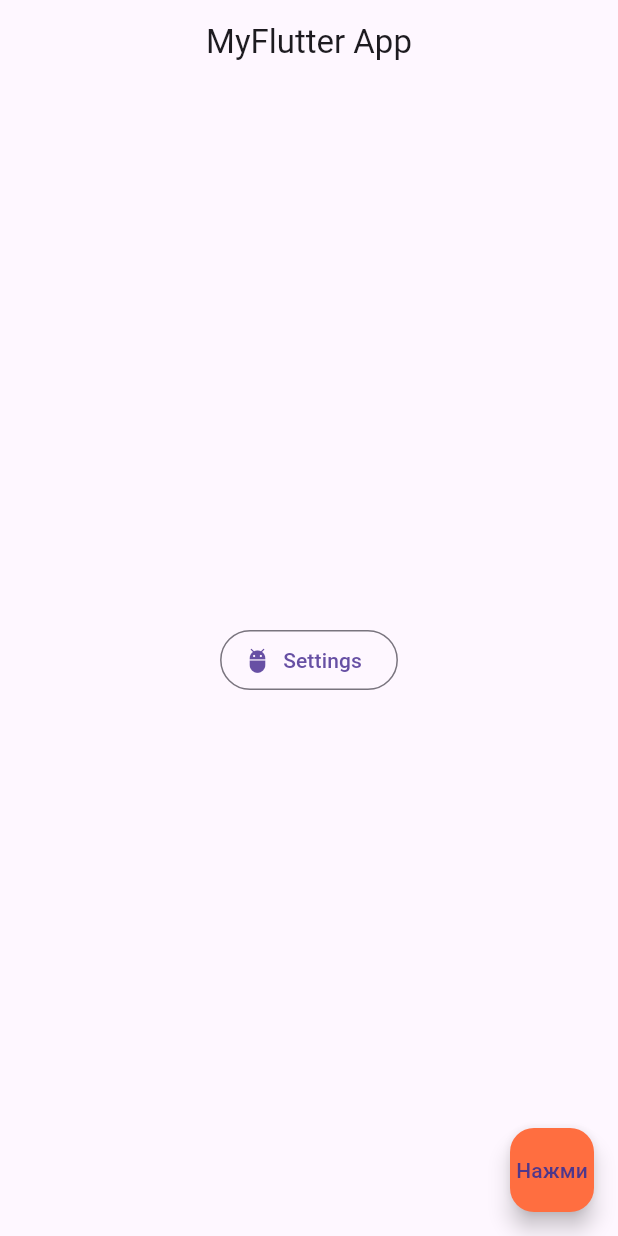
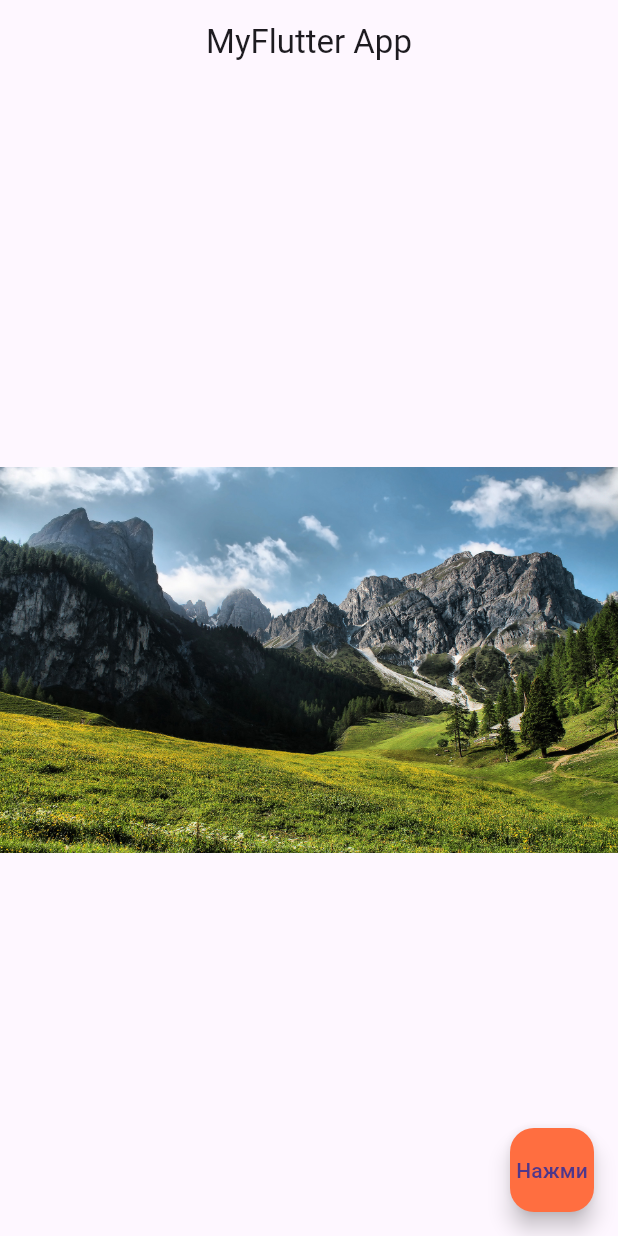
Before and after one commit to Ziyaddin01/flutter_app, a Flutter app: the screen it shows after launch, on a phone screen of 412 x 824 dp. Run offline on Flutter 3.47's test engine with Material 3 defaults, Android fonts, the phone set to English and light mode, and no system bars.

Commit message:
Added "Picture"

```diff
--- a/lib/main.dart
+++ b/lib/main.dart
@@ -12,11 +12,11 @@ class MyApp extends StatelessWidget {
         centerTitle: true,
         ),
         body: Center (
-          child: OutlinedButton.icon(
-              onPressed: () {},
-              icon: Icon(Icons.adb_sharp),
-              label: Text('Settings')
+          child: Image(
+            image: AssetImage('assets/mountain.jpeg'),
+            // image: NetworkImage('https://w.forfun.com/fetch/04/04090cda03b9bcc625fa7464c954c993.jpeg'),
           )
+          // OutlinedButton.icon(onPressed: () {},icon: Icon(Icons.adb_sharp),label: Text('Settings'),)
           // ElevatedButton(onPressed: () {},child: Text('Нажми'), style: TextButton.styleFrom(backgroundColor: Colors.blueGrey),),
           // TextButton(onPressed: () {}, child: Text('Нажми на меня'), style: TextButton.styleFrom(backgroundColor: Colors.blueGrey),
           // Icon(Icons.amp_stories_outlined, size: 45, color: Colors.amber,),
--- a/pubspec.yaml
+++ b/pubspec.yaml
@@ -59,9 +59,8 @@ flutter:
   uses-material-design: true
 
   # To add assets to your application, add an assets section, like this:
-  # assets:
-  #   - images/a_dot_burr.jpeg
-  #   - images/a_dot_ham.jpeg
+  assets:
+     - assets/mountain.jpeg
 
   # An image asset can refer to one or more resolution-specific "variants", see
   # https://flutter.dev/assets-and-images/#resolution-aware
```
Also changed, not shown: assets/mountain.jpeg (added).
